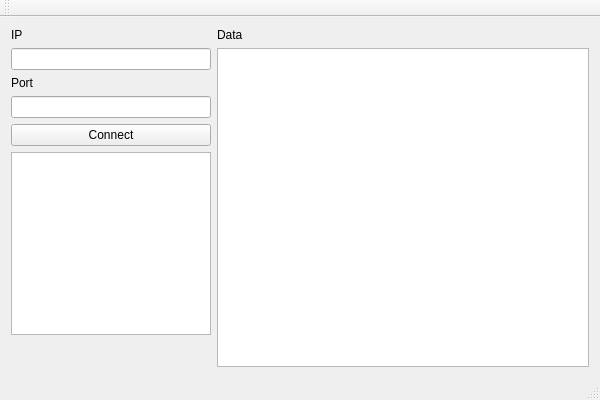
Old version of the form IoT_SERVER_QT/iot_server_qt.ui in the repository ninaccl/IoT_SERVER_QT.
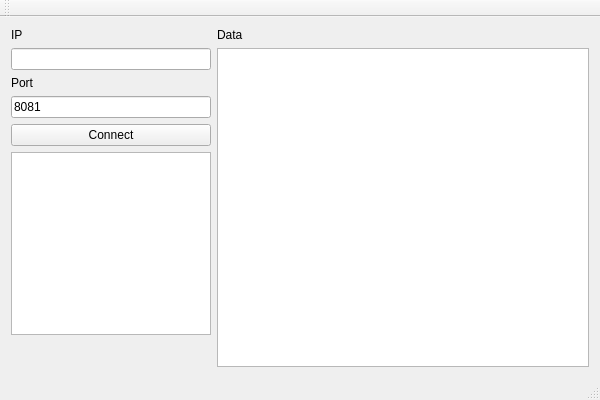
New version of the form.

Diff of the .ui file:
```diff
--- a/IoT_SERVER_QT/iot_server_qt.ui
+++ b/IoT_SERVER_QT/iot_server_qt.ui
@@ -67,6 +67,9 @@
           <height>16777215</height>
          </size>
         </property>
+        <property name="text">
+         <string>8081</string>
+        </property>
        </widget>
       </item>
       <item>
```
